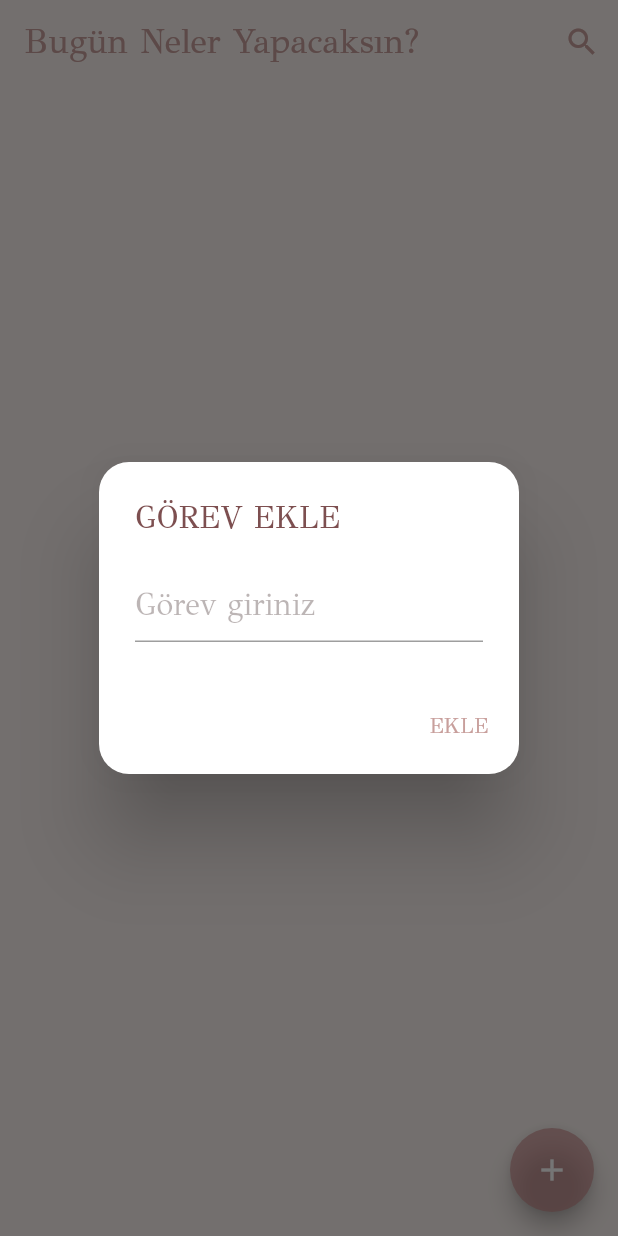
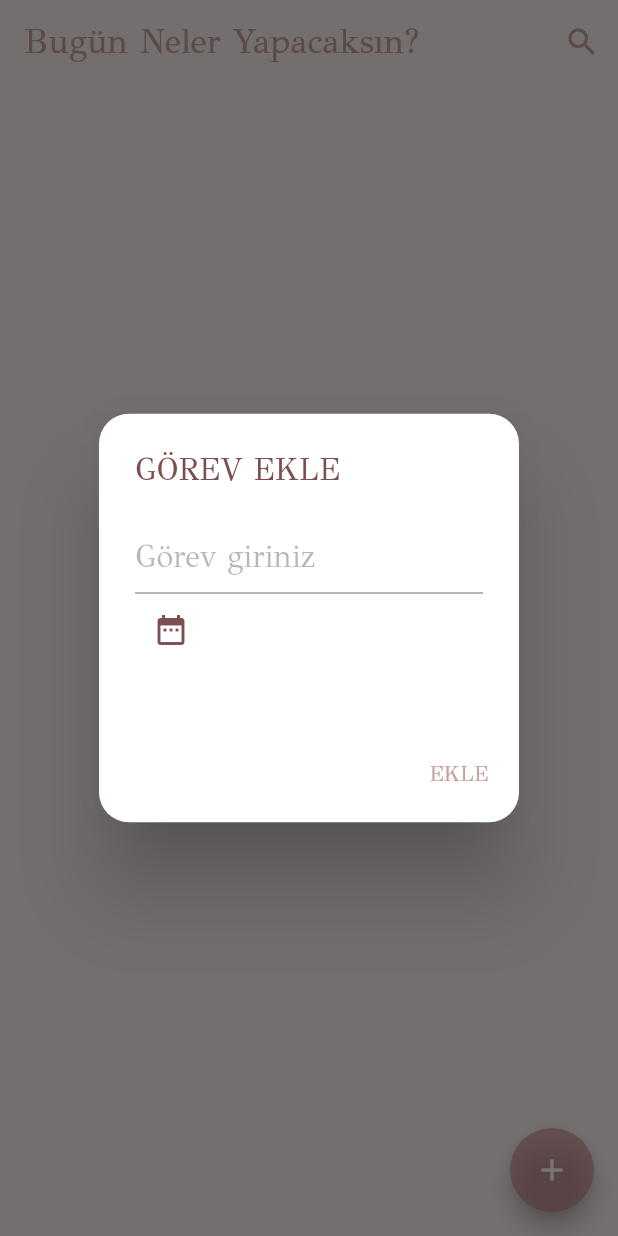
Before and after one commit to ecembostancioglu/todo_hive, a Flutter app: the screen it shows after launch, after a tap on the "add" icon, on a phone screen of 412 x 824 dp. Run offline on Flutter 3.47's test engine with Material 2 defaults, Android fonts, the phone set to English and light mode, and no system bars; our stand-ins replace bloc, equatable, flutter_bloc, flutter_datetime_picker, flutter_screenutil, hive and 1 more; accounts and stored records are empty.

Commit message:
Added Todo Bloc

```diff
--- a/lib/app.dart
+++ b/lib/app.dart
@@ -1,5 +1,7 @@
 import 'package:flutter/material.dart';
+import 'package:flutter_bloc/flutter_bloc.dart';
 import 'package:flutter_screenutil/flutter_screenutil.dart';
+import 'package:todo_hive/bloc/todo_bloc.dart';
 import 'package:todo_hive/constants/color_constants.dart';
 import 'package:todo_hive/views/home.dart';
 
@@ -11,9 +13,12 @@ class MyApp extends StatelessWidget {
     return ScreenUtilInit(
       designSize:const Size(360, 690),
         builder: (context,widget){
-          return  MaterialApp(
+          return MaterialApp(
             debugShowCheckedModeBanner: false,
             theme: ThemeData(
+              iconTheme: IconThemeData(
+                color: ColorConstants.titleColor,
+              ),
                 textTheme: TextTheme(
                     titleMedium: TextStyle(
                         color: ColorConstants.titleColor,
--- /dev/null
+++ b/lib/bloc/todo_bloc.dart
@@ -0,0 +1,29 @@
+import 'dart:async';
+
+import 'package:bloc/bloc.dart';
+import 'package:equatable/equatable.dart';
+import 'package:flutter/material.dart';
+import 'package:meta/meta.dart';
+
+import '../model/todo.dart';
+
+part 'todo_event.dart';
+part 'todo_state.dart';
+
+class TodoBloc extends Bloc<TodoEvent, TodoState> {
+  TodoBloc() : super(const TodoState()) {
+    on<AddTodo>(_addTodo);
+    on<DeleteTodo>(_deleteTodo);
+  }
+
+  void _addTodo(AddTodo event,Emitter<TodoState> emit){
+    final state=this.state;
+    emit(TodoState(allTodos: List.from(state.allTodos)..add(event.todo)));
+  }
+
+  void _deleteTodo(DeleteTodo event,Emitter<TodoState> emit){
+    final state=this.state;
+    emit(TodoState(allTodos: List.from(state.allTodos)..remove(event.todo)));
+  }
+
+}
--- /dev/null
+++ b/lib/bloc/todo_event.dart
@@ -0,0 +1,27 @@
+part of 'todo_bloc.dart';
+
+@immutable
+abstract class TodoEvent extends Equatable{
+  const TodoEvent();
+
+  @override
+  List<Object?> get props => [];
+}
+
+class AddTodo extends TodoEvent{
+  final Todo todo;
+
+  AddTodo({required this.todo});
+
+  @override
+  List<Object?> get props => [todo];
+}
+
+class DeleteTodo extends TodoEvent{
+  final Todo todo;
+
+  DeleteTodo({required this.todo});
+
+  @override
+  List<Object?> get props => [todo];
+}
--- /dev/null
+++ b/lib/bloc/todo_state.dart
@@ -0,0 +1,10 @@
+part of 'todo_bloc.dart';
+
+class TodoState extends Equatable{
+  final List<Todo> allTodos;
+  const TodoState({this.allTodos=const<Todo>[]});
+
+  @override
+  // TODO: implement props
+  List<Object?> get props => [allTodos];
+}
--- a/lib/constants/widgets/alert_widget.dart
+++ /dev/null
@@ -1,50 +0,0 @@
-import 'package:flutter/material.dart';
-import 'package:flutter_datetime_picker/flutter_datetime_picker.dart';
-import '../color_constants.dart';
-import '../text_constants.dart';
-
-class AlertWidget{
-
-  Future<dynamic> buildShowDialog(BuildContext context) {
-    return showDialog(
-        context: context,
-        builder: (context){
-          return AlertDialog(
-            shape:RoundedRectangleBorder(
-              borderRadius: BorderRadius.circular(20)
-            ),
-            title: Text(TextConstants.gorevEkle,
-            style: Theme.of(context).textTheme.titleMedium),
-            content: const TextField(
-              style: TextStyle(
-                  color: ColorConstants.primaryColor
-              ),
-              decoration: InputDecoration(
-                  hintText: TextConstants.gorevGiriniz,
-                  hintStyle: TextStyle(
-                      color: ColorConstants.hintTextColor
-                  )
-              ),
-            ),
-            actions: [
-              TextButton(
-                child: const Text(TextConstants.ekle),
-                onPressed: () {
-                  Navigator.pop(context);
-                  DatePicker.showTimePicker(
-                      context,showSecondsColumn: false,
-                      onConfirm: (time){},
-                      theme:const DatePickerTheme(
-                        doneStyle: TextStyle(
-                          color: ColorConstants.titleColor,
-                          fontWeight: FontWeight.w500
-                        ),
-                        headerColor: ColorConstants.scaffoldColor
-                      ) );
-                },
-              )
-            ],
-          );
-        });
-  }
-}
--- a/lib/main.dart
+++ b/lib/main.dart
@@ -1,13 +1,19 @@
+
 import 'package:flutter/material.dart';
 import 'package:flutter/services.dart';
+import 'package:flutter_bloc/flutter_bloc.dart';
 import 'package:hive/hive.dart';
 import 'package:hive_flutter/adapters.dart';
 import 'package:todo_hive/app.dart';
+import 'package:todo_hive/bloc/todo_bloc.dart';
 import 'package:todo_hive/constants/color_constants.dart';
 
 Future<void> main() async{
   SystemChrome.setSystemUIOverlayStyle(
-      SystemUiOverlayStyle(statusBarColor: ColorConstants.transparent));
+      const SystemUiOverlayStyle(
+          statusBarColor: ColorConstants.transparent));
   await Hive.initFlutter();
-  runApp(const MyApp());
+  runApp(BlocProvider(
+      create: (context)=> TodoBloc(),
+      child: MyApp()));
 }
--- a/lib/views/home.dart
+++ b/lib/views/home.dart
@@ -1,6 +1,13 @@
 import 'package:flutter/material.dart';
+import 'package:flutter_bloc/flutter_bloc.dart';
+import 'package:flutter_datetime_picker/flutter_datetime_picker.dart';
+import 'package:flutter_screenutil/flutter_screenutil.dart';
 import 'package:todo_hive/constants/text_constants.dart';
 import 'package:todo_hive/constants/widgets/alert_widget.dart';
+
+import '../bloc/todo_bloc.dart';
+import '../constants/color_constants.dart';
+import '../model/todo.dart';
 
 class HomePage extends StatefulWidget {
   const HomePage({Key? key}) : super(key: key);
@@ -10,26 +17,118 @@ class HomePage extends StatefulWidget {
 }
 
 class _HomePageState extends State<HomePage> {
+
+  late List<Todo> _allTodos;
+  TextEditingController textEditingController=TextEditingController();
+  var newTodo;
+
+  @override
+  void initState() {
+    super.initState();
+    _allTodos = <Todo>[];
+  }
+
+  @override
+  void dispose() {
+    textEditingController.dispose();
+    super.dispose();
+  }
+
   @override
   Widget build(BuildContext context) {
     return Scaffold(
       appBar: AppBar(
-        title:const Text(TextConstants.appBarTitle),
+        title: const Text(TextConstants.appBarTitle),
         actions: [
           IconButton(
-              onPressed: (){},
+              onPressed: () {},
               icon: const Icon(Icons.search)),
         ],
       ),
-      body: Column(),
+      body: BlocBuilder<TodoBloc, TodoState>(
+        builder: (context, state) {
+          if(state is TodoState){
+            return ListView.builder(
+                physics: const BouncingScrollPhysics(),
+                itemCount: state.allTodos.length,
+                itemBuilder: (context, index) {
+                  return ListTile(
+                    title: Text(state.allTodos[index].name),
+                    trailing: Text('${state.allTodos[index].createdAt.hour}: ${state.allTodos[index].createdAt.minute}'),
+                  );
+                });
+          }
+        return CircularProgressIndicator();
+        },
+
+      ),
       floatingActionButton: FloatingActionButton(
-        onPressed: (){
-          AlertWidget().buildShowDialog(context);
+        onPressed: () {
+           showDialog(
+               barrierDismissible: true,
+               context: context,
+               builder: (context){
+                return AlertDialog(
+                  shape:RoundedRectangleBorder(
+                      borderRadius: BorderRadius.circular(20)
+                  ),
+                  title: Text(TextConstants.gorevEkle,
+                      style: Theme.of(context).textTheme.titleMedium),
+                  content: SizedBox(
+                    height: 100.w,
+                    child: Column(
+                      children: [
+                        TextField(
+                          controller: textEditingController,
+                          style: const TextStyle(
+                              color: ColorConstants.primaryColor
+                          ),
+                          decoration: const InputDecoration(
+                              hintText: TextConstants.gorevGiriniz,
+                              hintStyle: TextStyle(
+                                  color: ColorConstants.hintTextColor
+                              )
+                          ),
+                        ),
+                        Row(
+                          children: [
+                            IconButton(
+                                onPressed: (){
+                              DatePicker.showTimePicker(
+                                  context,showSecondsColumn: false,
+                                  onConfirm: (time){
+                                        newTodo=Todo.create(
+                                        name:textEditingController.text,
+                                        createdAt:time);
+                                  },
+                                  theme:const DatePickerTheme(
+                                      doneStyle: TextStyle(
+                                          color: ColorConstants.titleColor,
+                                          fontWeight: FontWeight.w500
+                                      ),
+                                      headerColor: ColorConstants.scaffoldColor
+                                  ) );
+                            },
+                                icon: Icon(Icons.date_range))
+                          ],
+                        )
+                      ],
+                    ),
+                  ),
+                  actions: [
+                    TextButton(
+                      child: const Text(TextConstants.ekle),
+                      onPressed: () {
+                        BlocProvider.of<TodoBloc>(context).add(AddTodo(todo: newTodo));
+                        Navigator.pop(context);
+                      },
+                    )
+                  ],
+                );
+              });
         },
         child: const Icon(Icons.add),
       ),
     );
   }
-
-
 }
--- a/pubspec.yaml
+++ b/pubspec.yaml
@@ -38,6 +38,10 @@ dependencies:
   hive_flutter: ^1.1.0
   flutter_screenutil: ^5.6.1
   flutter_datetime_picker: ^1.5.1
+  uuid: ^3.0.7
+  bloc: ^8.1.1
+  flutter_bloc: ^8.1.2
+  equatable: ^2.0.5
 
 dev_dependencies:
   flutter_test:
```
Also changed, not shown: lib/model/todo.dart (+11 -0 lines), pubspec.lock. Lines whose indentation alone changed are shown as unchanged.
